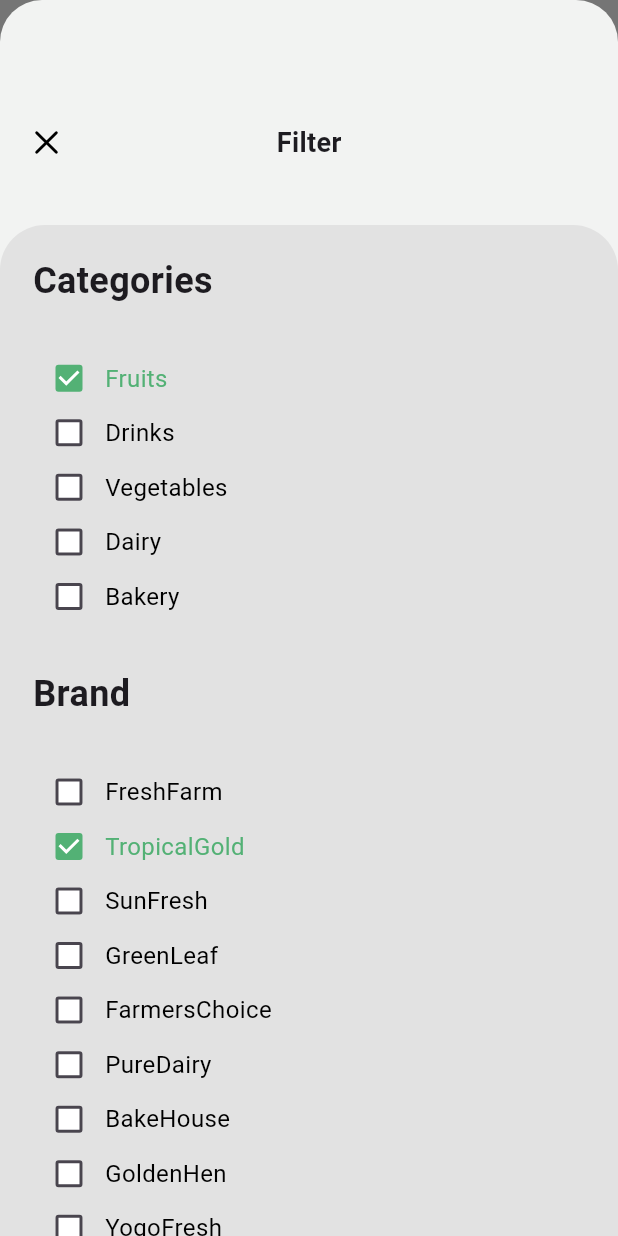
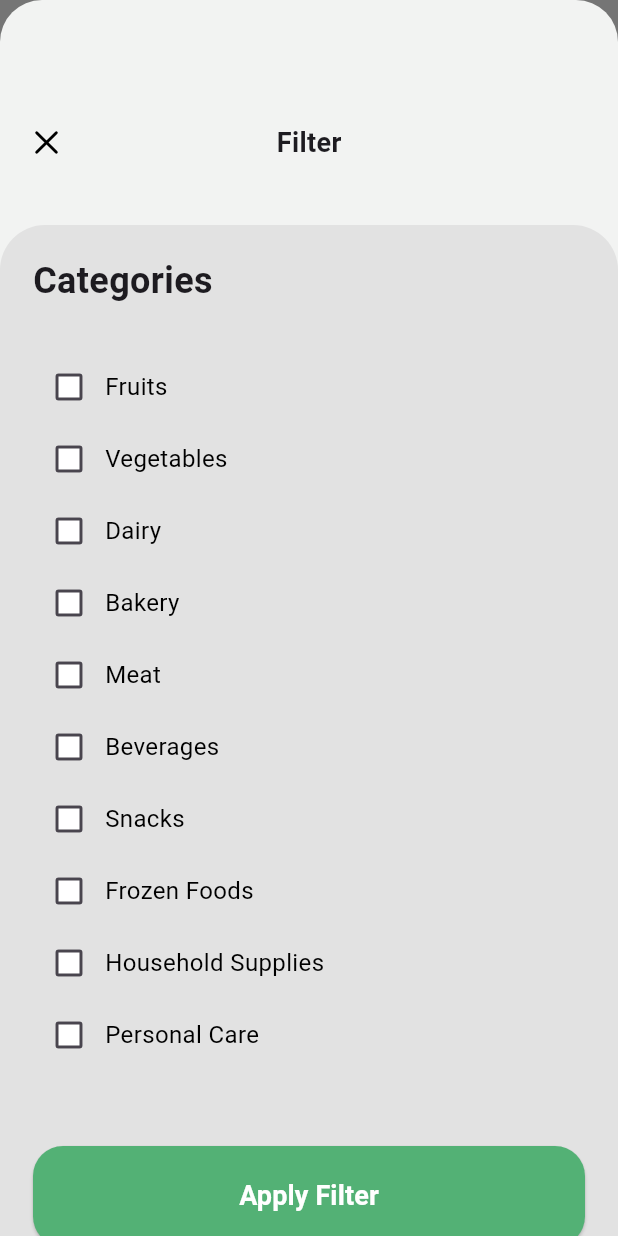
Before and after one commit to sajjadleith/grocery-demo, a Flutter app: the FilterItemWidget widget shown alone on an empty page, opened directly, after a tap on an icon or button, on a phone screen of 412 x 824 dp. Run offline on Flutter 3.47's test engine with Material 3 defaults, Android fonts, the phone set to English and light mode, and no system bars; our stand-ins replace cached_network_image, carousel_slider, flutter_svg, smooth_page_indicator; network calls fail; Roboto replaces fonts that are missing (Cairo).

Commit message:
fix خرا code

```diff
--- a/lib/core/utility/widgets/filter_item_widget.dart
+++ b/lib/core/utility/widgets/filter_item_widget.dart
@@ -18,7 +18,13 @@ class _FilterItemWidgetState extends State<FilterItemWidget> {
       color: Colors.transparent,
       child: InkWell(
         onTap: () {
-          ShowBottomSheetWidget.showBottomSheet(context);
+          showModalBottomSheet(
+            shape: null,
+            context: context,
+            isScrollControlled: true,
+            backgroundColor: const Color(0xffF2F3F2),
+            builder: (context) => XWidget(),
+          );
         },
         borderRadius: BorderRadius.circular(20),
         child: Container(
--- a/lib/core/utility/widgets/show_bottom_sheet_widget.dart
+++ b/lib/core/utility/widgets/show_bottom_sheet_widget.dart
@@ -1,6 +1,7 @@
 import 'package:flutter/material.dart';
 import 'package:flutter_svg/flutter_svg.dart';
 import 'package:grocery_project/core/app_assets.dart';
+import 'package:grocery_project/model/category_model.dart';
 import 'package:grocery_project/model/product_model.dart';
 import 'package:grocery_project/provider/product_provider.dart';
 import 'package:grocery_project/view/widget/custome_button_widget.dart';
@@ -8,14 +9,11 @@ import 'package:provider/provider.dart';
 
 import '../../theme_color.dart';
 
-class ShowBottomSheetWidget {
-  static void showBottomSheet(BuildContext context) {
-    showModalBottomSheet(
-      shape: null,
-      context: context,
-      isScrollControlled: true,
-      backgroundColor: const Color(0xffF2F3F2),
-      builder: (BuildContext context) {
+class XWidget extends StatelessWidget {
+  const XWidget({super.key});
+
+  @override
+  Widget build(BuildContext context) {
     return SizedBox(
       height: MediaQuery.sizeOf(context).height,
       child: SingleChildScrollView(
@@ -23,7 +21,12 @@ class ShowBottomSheetWidget {
           crossAxisAlignment: CrossAxisAlignment.start,
           children: [
             Padding(
-                  padding: const EdgeInsets.only(top: 80, left: 16, right: 16, bottom: 40),
+              padding: const EdgeInsets.only(
+                top: 80,
+                left: 16,
+                right: 16,
+                bottom: 40,
+              ),
               child: Row(
                 mainAxisAlignment: MainAxisAlignment.spaceBetween,
                 children: [
@@ -34,7 +37,10 @@ class ShowBottomSheetWidget {
                       AppAssets.cancel,
                       width: 30,
                       height: 30,
-                          colorFilter: const ColorFilter.mode(Colors.black, BlendMode.srcIn),
+                      colorFilter: const ColorFilter.mode(
+                        Colors.black,
+                        BlendMode.srcIn,
+                      ),
                     ),
                   ),
                   const Text(
@@ -65,29 +71,34 @@ class ShowBottomSheetWidget {
                   ),
                   const SizedBox(height: 30),
 
-                      _buildCheck("Fruits", true),
-                      _buildCheck("Drinks", false),
-                      _buildCheck("Vegetables", false),
-                      _buildCheck("Dairy", false),
-                      _buildCheck("Bakery", false),
+                  // _buildCheck("Fruits", true),
+                  // _buildCheck("Drinks", false),
+                  // _buildCheck("Vegetables", false),
+                  // _buildCheck("Dairy", false),
+                  // _buildCheck("Bakery", false),
 
-                      const SizedBox(height: 30),
-                      const Text(
-                        "Brand",
-                        style: TextStyle(fontSize: 24, fontWeight: FontWeight.w600),
+                  // const SizedBox(height: 30),
+                  // const Text(
+                  //   "Brand",
+                  //   style: TextStyle(fontSize: 24, fontWeight: FontWeight.w600),
+                  // ),
+                  // const SizedBox(height: 30),
+
+                  // _buildCheck("FreshFarm", false),
+                  // _buildCheck("TropicalGold", true),
+                  // _buildCheck("SunFresh", false),
+                  // _buildCheck("GreenLeaf", false),
+                  // _buildCheck("FarmersChoice", false),
+                  // _buildCheck("PureDairy", false),
+                  // _buildCheck("BakeHouse", false),
+                  // _buildCheck("GoldenHen", false),
+                  // _buildCheck("YogoFresh", false),
+                  Column(
+                    mainAxisSize: MainAxisSize.min,
+                    children: List.generate(categories.length, (index) {
+                      return _buildCheck(categories[index], false, (val) {});
+                    }),
                   ),
-                      const SizedBox(height: 30),
-
-                      _buildCheck("FreshFarm", false),
-                      _buildCheck("TropicalGold", true),
-                      _buildCheck("SunFresh", false),
-                      _buildCheck("GreenLeaf", false),
-                      _buildCheck("FarmersChoice", false),
-                      _buildCheck("PureDairy", false),
-                      _buildCheck("BakeHouse", false),
-                      _buildCheck("GoldenHen", false),
-                      _buildCheck("YogoFresh", false),
-
                   const SizedBox(height: 50),
                   CustomeButtonWidget(
                     title: "Apply Filter",
@@ -106,19 +117,22 @@ class ShowBottomSheetWidget {
         ),
       ),
     );
-      },
-    );
+  }
 }
 
-  static Widget _buildCheck(String title, bool checked) {
-    return Expanded(
-      child: Builder(
-        builder: (context) => Row(
+Widget _buildCheck(
+  String title,
+  bool checked,
+  void Function(bool?)? onChanged,
+) {
+  return Row(
     children: [
       Checkbox(
         value: checked,
-              onChanged: (val) {},
-              fillColor: WidgetStatePropertyAll(checked ? ThemeColor.primaryColor : Colors.white),
+        onChanged: onChanged,
+        fillColor: WidgetStatePropertyAll(
+          checked ? ThemeColor.primaryColor : Colors.white,
+        ),
       ),
       Text(
         title,
@@ -129,8 +143,5 @@ class ShowBottomSheetWidget {
         ),
       ),
     ],
-        ),
-      ),
   );
 }
-}
--- /dev/null
+++ b/lib/model/category_model.dart
@@ -0,0 +1,20 @@
+class CategoryModel {
+  final String id;
+  final String name;
+
+  CategoryModel({required this.id, required this.name});
+
+}
+
+  List<String> get categories => [
+    'Fruits',
+    'Vegetables',
+    'Dairy',
+    'Bakery',
+    'Meat',
+    'Beverages',
+    'Snacks',
+    'Frozen Foods',
+    'Household Supplies',
+    'Personal Care',
+  ];
--- a/lib/provider/product_provider.dart
+++ b/lib/provider/product_provider.dart
@@ -11,7 +11,8 @@ class ProductProvider extends ChangeNotifier {
 
   void applyFilter(String? category, String? brand) {
     filteredProduct = allProduct.where((p) {
-      final matchedCategory = category == null || category == "Fruits" || p.categories == category;
+      final matchedCategory =
+          category == null || category == "Fruits" || p.categories == category;
       final matchedBrand = brand == null || p.brand == brand;
       return matchedCategory && matchedBrand;
     }).toList();
```
Also changed, not shown: lib/model/groceries_model.dart (+41 -9 lines), 1 other file. Lines whose indentation alone changed are shown as unchanged.
